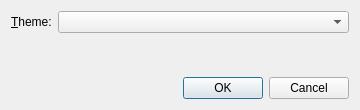
Before: the Qt Designer form QtVP/Forms/OptionsDialog.ui in MjnMixael/QtVP, drawn with Qt 5.
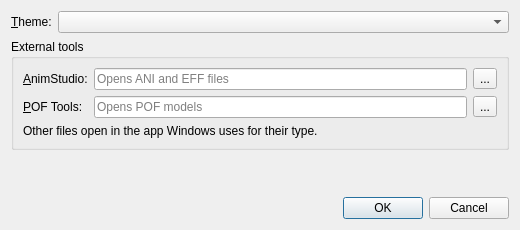
After: the same form once the commit is applied.

Commit message: Add Open and Open With, plus AnimStudio and POF Tools paths

What changed in the file:
```diff
--- a/QtVP/Forms/OptionsDialog.ui
+++ b/QtVP/Forms/OptionsDialog.ui
@@ -6,8 +6,8 @@
    <rect>
     <x>0</x>
     <y>0</y>
-    <width>360</width>
-    <height>110</height>
+    <width>520</width>
+    <height>230</height>
    </rect>
   </property>
   <property name="windowTitle">
@@ -31,6 +31,93 @@
      </item>
     </layout>
    </item>
+   <item>
+    <widget class="QGroupBox" name="toolsGroup">
+     <property name="title">
+      <string>External tools</string>
+     </property>
+     <layout class="QFormLayout" name="toolsForm">
+      <item row="0" column="0">
+       <widget class="QLabel" name="animStudioLabel">
+        <property name="text">
+         <string>&amp;AnimStudio:</string>
+        </property>
+        <property name="buddy">
+         <cstring>animStudioEdit</cstring>
+        </property>
+       </widget>
+      </item>
+      <item row="0" column="1">
+       <layout class="QHBoxLayout" name="animStudioRow">
+        <item>
+         <widget class="QLineEdit" name="animStudioEdit">
+          <property name="placeholderText">
+           <string>Opens ANI and EFF files</string>
+          </property>
+          <property name="clearButtonEnabled">
+           <bool>true</bool>
+          </property>
+         </widget>
+        </item>
+        <item>
+         <widget class="QToolButton" name="animStudioBrowse">
+          <property name="text">
+           <string>...</string>
+          </property>
+          <property name="toolTip">
+           <string>Locate AnimStudio</string>
+          </property>
+         </widget>
+        </item>
+       </layout>
+      </item>
+      <item row="1" column="0">
+       <widget class="QLabel" name="pofToolsLabel">
+        <property name="text">
+         <string>&amp;POF Tools:</string>
+        </property>
+        <property name="buddy">
+         <cstring>pofToolsEdit</cstring>
+        </property>
+       </widget>
+      </item>
+      <item row="1" column="1">
+       <layout class="QHBoxLayout" name="pofToolsRow">
+        <item>
+         <widget class="QLineEdit" name="pofToolsEdit">
+          <property name="placeholderText">
+           <string>Opens POF models</string>
+          </property>
+          <property name="clearButtonEnabled">
+           <bool>true</bool>
+          </property>
+         </widget>
+        </item>
+        <item>
+         <widget class="QToolButton" name="pofToolsBrowse">
+          <property name="text">
+           <string>...</string>
+          </property>
+          <property name="toolTip">
+           <string>Locate POF Tools</string>
+          </property>
+         </widget>
+        </item>
+       </layout>
+      </item>
+      <item row="2" column="0" colspan="2">
+       <widget class="QLabel" name="toolsHint">
+        <property name="text">
+         <string>Other files open in the app Windows uses for their type.</string>
+        </property>
+        <property name="wordWrap">
+         <bool>true</bool>
+        </property>
+       </widget>
+      </item>
+     </layout>
+    </widget>
+   </item>
    <item>
     <spacer name="optionsSpacer">
      <property name="orientation">
```
The commit also changes 13 other files.
